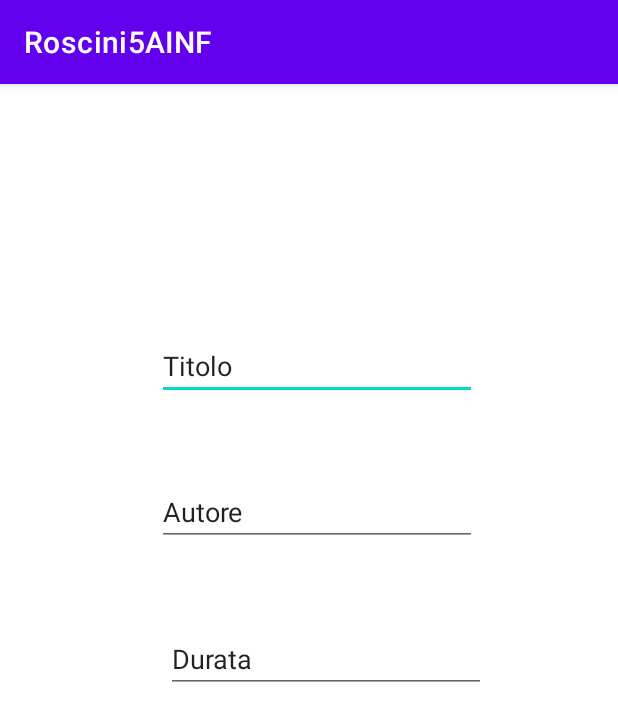
After one commit to CSilviu21/Voltify, an Android app: the MainActivity2 screen opened directly, with no data from a screen before it, on a phone screen of 412 x 824 dp. The commit adds this screen. Shown: the top 721 px of the screen. Run offline under Robolectric (Android 15) with nearby library versions, the phone set to English and light mode, and no system bars.

Commit message:
Commenti 2.0 scuola

```diff
--- a/app/src/main/AndroidManifest.xml
+++ b/app/src/main/AndroidManifest.xml
@@ -10,6 +10,9 @@
         android:supportsRtl="true"
         android:theme="@style/Theme.Roscini5AINF">
         <activity
+            android:name=".MainActivity2"
+            android:exported="true" />
+        <activity
             android:name=".MainActivity"
             android:exported="true">
             <intent-filter>
--- /dev/null
+++ b/app/src/main/java/itts/volta/quintocinf/roscini5ainf/MainActivity2.java
@@ -0,0 +1,18 @@
+package itts.volta.quintocinf.roscini5ainf;
+
+import androidx.appcompat.app.AppCompatActivity;
+
+import android.os.Bundle;
+import android.widget.EditText;
+
+public class MainActivity2 extends AppCompatActivity {
+    EditText editTitolo2,editAutore2,editDurata2;
+    @Override
+    protected void onCreate(Bundle savedInstanceState) {
+        super.onCreate(savedInstanceState);
+        setContentView(R.layout.activity_main2);
+        editTitolo2=(EditText)findViewById(R.id.editTitolo2);
+        editAutore2=(EditText)findViewById(R.id.editAutore2);
+        editDurata2=(EditText)findViewById(R.id.editDurata2);
+    }
+}
--- /dev/null
+++ b/app/src/main/res/layout/activity_main2.xml
@@ -0,0 +1,54 @@
+<?xml version="1.0" encoding="utf-8"?>
+<androidx.constraintlayout.widget.ConstraintLayout xmlns:android="http://schemas.android.com/apk/res/android"
+    xmlns:app="http://schemas.android.com/apk/res-auto"
+    xmlns:tools="http://schemas.android.com/tools"
+    android:layout_width="match_parent"
+    android:layout_height="match_parent"
+    tools:context=".MainActivity2">
+
+    <EditText
+        android:id="@+id/editTitolo2"
+        android:layout_width="wrap_content"
+        android:layout_height="wrap_content"
+        android:layout_marginStart="106dp"
+        android:layout_marginTop="147dp"
+        android:layout_marginEnd="96dp"
+        android:layout_marginBottom="539dp"
+        android:ems="10"
+        android:inputType="textPersonName"
+        android:text="Titolo"
+        app:layout_constraintBottom_toBottomOf="parent"
+        app:layout_constraintEnd_toEndOf="parent"
+        app:layout_constraintStart_toStartOf="parent"
+        app:layout_constraintTop_toTopOf="parent" />
+
+    <EditText
+        android:id="@+id/editAutore2"
+        android:layout_width="wrap_content"
+        android:layout_height="wrap_content"
+        android:layout_marginStart="106dp"
+        android:layout_marginTop="52dp"
+        android:layout_marginEnd="96dp"
+        android:ems="10"
+        android:inputType="textPersonName"
+        android:text="Autore"
+        app:layout_constraintEnd_toEndOf="parent"
+        app:layout_constraintStart_toStartOf="parent"
+        app:layout_constraintTop_toBottomOf="@+id/editTitolo2" />
+
+    <EditText
+        android:id="@+id/editDurata2"
+        android:layout_width="wrap_content"
+        android:layout_height="wrap_content"
+        android:layout_marginStart="112dp"
+        android:layout_marginTop="43dp"
+        android:layout_marginEnd="90dp"
+        android:layout_marginBottom="353dp"
+        android:ems="10"
+        android:inputType="textPersonName"
+        android:text="Durata"
+        app:layout_constraintBottom_toBottomOf="parent"
+        app:layout_constraintEnd_toEndOf="parent"
+        app:layout_constraintStart_toStartOf="parent"
+        app:layout_constraintTop_toBottomOf="@+id/editAutore2" />
+</androidx.constraintlayout.widget.ConstraintLayout>
```
Also changed, not shown: app/src/main/java/itts/volta/quintocinf/roscini5ainf/Brano.java (+12 -1 lines), app/src/main/java/itts/volta/quintocinf/roscini5ainf/GestoreBrano.java (+13 -4 lines), app/src/main/java/itts/volta/quintocinf/roscini5ainf/MainActivity.java (+9 -8 lines).
